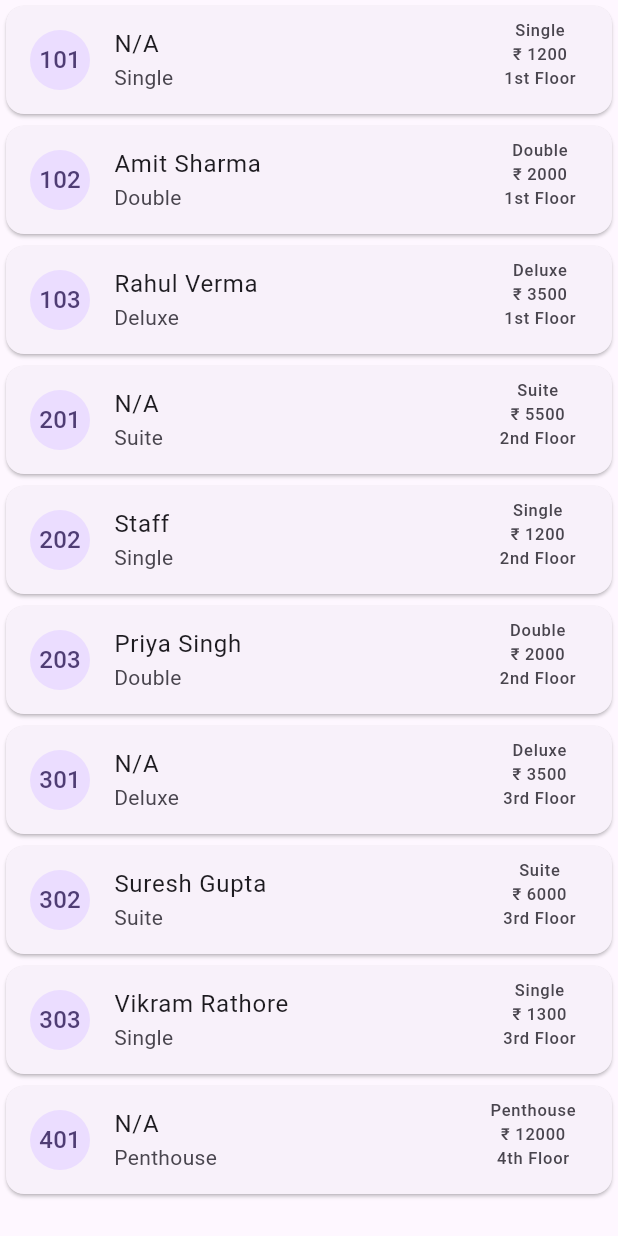
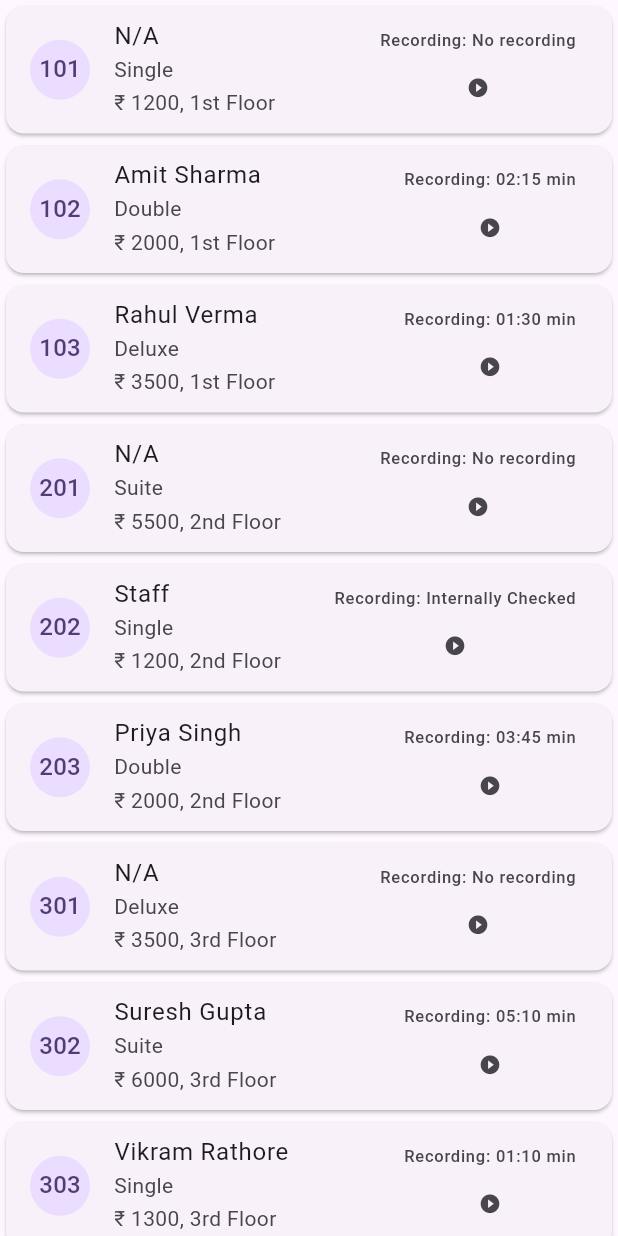
Before and after one commit to kumaramar3646-dev/pms-system-crm, a Flutter app: the CrmpageData screen opened directly, on a phone screen of 412 x 824 dp. Run offline on Flutter 3.47's test engine with Material 3 defaults, Android fonts, the phone set to English and light mode, and no system bars; our stand-ins replace shared_preferences; accounts and stored records are empty.

Commit message:
Pms System and crm or call recording complete

```diff
--- a/lib/nav_pages/crmpage_data.dart
+++ b/lib/nav_pages/crmpage_data.dart
@@ -132,15 +132,32 @@ class _CrmpageDataState extends State<CrmpageData> {
               child: ListTile(
             leading: CircleAvatar(child: Text(customerData[index]["roomNumber"])),
             title: Text(customerData[index]["guestName"]?? "Default"),
-            subtitle: Text(customerData[index]["type"]),
-                trailing: Column(
+            subtitle: Column(
+              crossAxisAlignment: CrossAxisAlignment.start,
+              children: [
+                //Text(customerData[index]["type"]),
+                Text(customerData[index]["type"]),
+                Row(
                   children: [
-                    Text(customerData[index]["type"]),
+                    //SizedBox(height: 11,),
                     Text("₹ ${customerData[index]["price"].toString()}"),
-                    Text(customerData[index]["floor"]),
+                    SizedBox(height: 25,),
+                    Text(", ${customerData[index]["floor"]}"),
                   ],
                 ),
 
+
+              ],
+            ),
+                trailing: Column(
+                  children: [
+                    Text("Recording: ${customerData[index]["lastCall"]}"),
+                    IconButton(onPressed: (){
+                      // Recording play karne ka logic
+                      SnackBar(content: Text("Playing recording of ${customerData[index]["guestName"]}..."));
+                    }, icon: Icon(Icons.play_circle_fill, size: 15,))
+                  ],
+                ),
 
           ));
           }),
```
